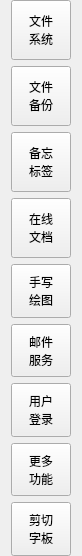
Before: the Qt Designer form main/ui/WidgetFunctional.ui in 3548848289/SmartDesk, drawn with Qt 5.
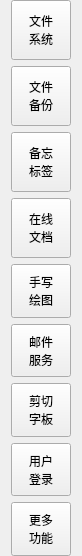
After: the same form once the commit is applied. Icons and pictures are not drawn.

What changed in the file:
```diff
--- a/main/ui/WidgetFunctional.ui
+++ b/main/ui/WidgetFunctional.ui
@@ -21,7 +21,7 @@
     <number>0</number>
    </property>
    <item row="9" column="0">
-    <widget class="QPushButton" name="pushButton_8">
+    <widget class="QPushButton" name="pushButton_9">
      <property name="sizePolicy">
       <sizepolicy hsizetype="Minimum" vsizetype="Minimum">
        <horstretch>0</horstretch>
@@ -125,7 +125,7 @@
     </widget>
    </item>
    <item row="8" column="0">
-    <widget class="QPushButton" name="pushButton_7">
+    <widget class="QPushButton" name="pushButton_8">
      <property name="sizePolicy">
       <sizepolicy hsizetype="Minimum" vsizetype="Minimum">
        <horstretch>0</horstretch>
@@ -228,8 +228,8 @@
      </property>
     </widget>
    </item>
-   <item row="10" column="0">
-    <widget class="QPushButton" name="pushButton_9">
+   <item row="6" column="0">
+    <widget class="QPushButton" name="pushButton_7">
      <property name="sizePolicy">
       <sizepolicy hsizetype="Minimum" vsizetype="Minimum">
        <horstretch>0</horstretch>
```
Left out of the diff: 2 changed lines with no effect on the pictures.
